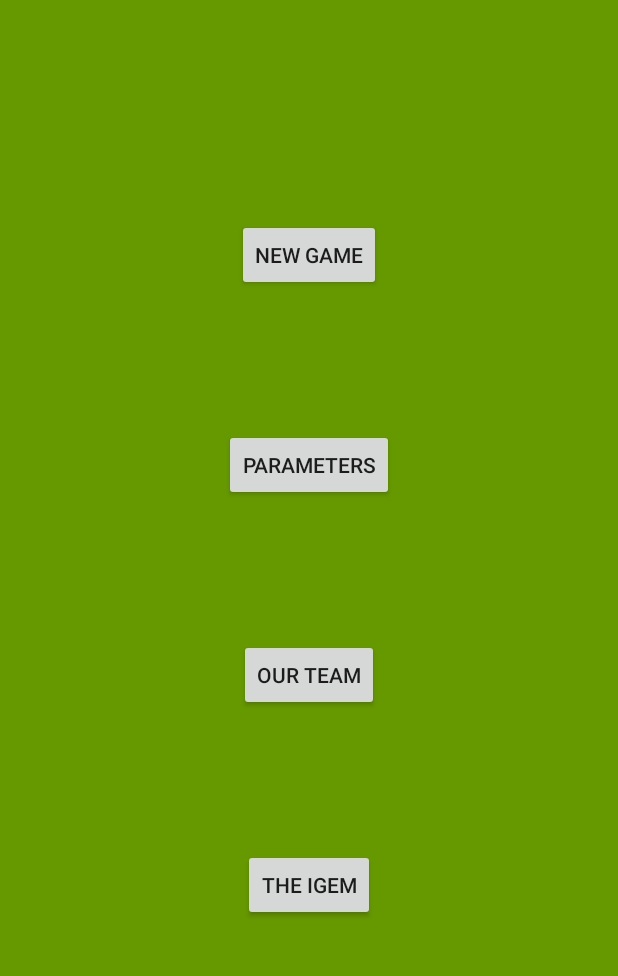
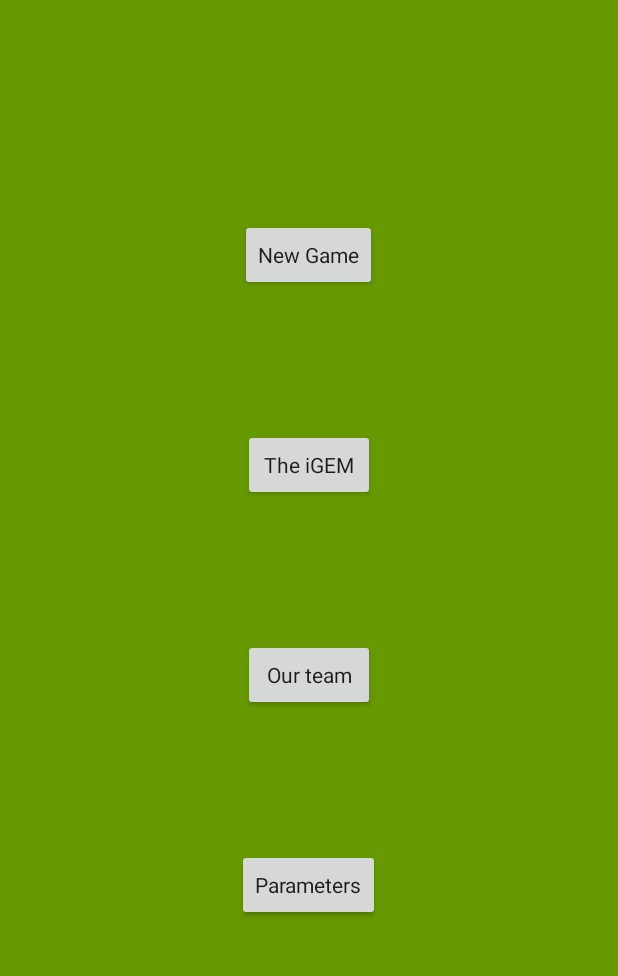
Before and after one commit to PLNech/BactMan-Adventures, an Android app: the screen it shows after launch (HomeActivity), on a phone screen of 412 x 824 dp, the part 222-1198 px from its top. Run offline under Robolectric (Android 15) with nearby library versions, the light colour scheme and no system bars; our stand-ins replace ButterKnife; 1 statement that could not run was skipped.

Commit message:
Layout: Theme used correctly

```diff
--- a/app/src/main/res/layout/activity_home.xml
+++ b/app/src/main/res/layout/activity_home.xml
@@ -1,29 +1,30 @@
-<LinearLayout xmlns:android="http://schemas.android.com/apk/res/android"
-              xmlns:tools="http://schemas.android.com/tools" android:layout_width="match_parent"
-              android:layout_height="match_parent" android:paddingLeft="@dimen/activity_horizontal_margin"
+<LinearLayout xmlns:android="http://schemas.android.com/apk/res/android" xmlns:tools="http://schemas.android.com/tools"
+              android:layout_width="match_parent" android:layout_height="match_parent"
+              android:paddingLeft="@dimen/activity_horizontal_margin"
               android:paddingRight="@dimen/activity_horizontal_margin"
               android:paddingTop="@dimen/activity_vertical_margin"
-              android:paddingBottom="@dimen/activity_vertical_margin" tools:context=".HomeActivity"
+              android:paddingBottom="@dimen/activity_vertical_margin"
               android:orientation="vertical"
               android:background="@android:color/holo_green_dark"
               android:layout_alignParentTop="true"
               android:layout_alignParentLeft="true"
               android:layout_alignParentStart="true"
+              tools:context=".HomeActivity"
               android:weightSum="100">
     <RelativeLayout android:layout_width="match_parent"
-                  android:layout_height="0dp"
-                  android:layout_weight="24">
+                    android:layout_height="0dp"
+                    android:layout_weight="24">
 
-        <TextView android:text="@string/app_name" android:layout_width="wrap_content"
-                  android:layout_height="wrap_content"
+        <TextView android:layout_height="wrap_content" android:layout_width="wrap_content"
+                  android:text="@string/app_name"
                   android:id="@+id/home_title"
                   android:layout_alignParentTop="true"
                   android:layout_marginTop="20dp"
                   android:layout_centerHorizontal="true"
                   android:textSize="25sp"/>
 
-        <TextView android:text="@string/app_subtitle" android:layout_width="wrap_content"
-                  android:layout_height="wrap_content"
+        <TextView android:layout_width="wrap_content" android:layout_height="wrap_content"
+                  android:text="@string/app_subtitle"
                   android:id="@+id/home_subtitle"
                   android:textStyle="italic"
                   android:textSize="15sp"
@@ -31,50 +32,28 @@
                   android:layout_below="@+id/home_title"/>
 
     </RelativeLayout>
-    <RelativeLayout android:layout_width="match_parent"
-                    android:layout_height="0dp"
-                    android:layout_weight="19">
-        <Button
-                android:layout_width="wrap_content"
-                android:layout_height="wrap_content"
-                android:layout_gravity="center_horizontal"
+    <RelativeLayout style="@style/AppTheme.ButtonContainer">
+        <Button style="@style/AppTheme.Button"
                 android:text="@string/label_home_new_game"
-                android:id="@+id/button_home_new_game"
-                android:theme="@style/AppTheme.Button"
-                android:layout_centerInParent="true"/>
+                android:id="@+id/button_home_new_game"/>
     </RelativeLayout>
 
-    <RelativeLayout android:layout_width="match_parent"
-                    android:layout_height="0dp"
-                    android:layout_weight="19">
-        <Button android:layout_width="wrap_content"
-                android:layout_height="wrap_content"
-                android:text="@string/label_home_parameters"
-                android:id="@+id/button_home_parameters"
-                android:theme="@style/AppTheme.Button"
-                android:layout_centerInParent="true"/>
+    <RelativeLayout style="@style/AppTheme.ButtonContainer">
+        <Button style="@style/AppTheme.Button"
+                android:text="@string/label_home_iGEM"
+                android:id="@+id/button_home_iGEM"/>
     </RelativeLayout>
 
-    <RelativeLayout android:layout_width="match_parent"
-                    android:layout_height="0dp"
-                    android:layout_weight="19">
-        <Button android:layout_width="wrap_content"
-                android:layout_height="wrap_content"
+    <RelativeLayout style="@style/AppTheme.ButtonContainer">
+        <Button style="@style/AppTheme.Button"
                 android:text="@string/label_home_team"
-                android:id="@+id/button_home_team"
-                android:theme="@style/AppTheme.Button"
-                android:layout_centerInParent="true"/>
+                android:id="@+id/button_home_team"/>
     </RelativeLayout>
 
-    <RelativeLayout android:layout_width="match_parent"
-                    android:layout_height="0dp"
-                    android:layout_weight="19">
-        <Button android:layout_width="wrap_content"
-                android:layout_height="wrap_content"
-                android:text="@string/label_home_igem"
-                android:id="@+id/button_home_igem"
-                android:theme="@style/AppTheme.Button"
-                android:layout_centerInParent="true"/>
+    <RelativeLayout style="@style/AppTheme.ButtonContainer">
+        <Button style="@style/AppTheme.Button"
+                android:text="@string/label_home_parameters"
+                android:id="@+id/button_home_parameters"/>
     </RelativeLayout>
 
 
--- a/app/src/main/res/values/strings.xml
+++ b/app/src/main/res/values/strings.xml
@@ -6,5 +6,5 @@
     <string name="label_home_new_game">New Game</string>
     <string name="label_home_parameters">Parameters</string>
     <string name="label_home_team">Our team</string>
-    <string name="label_home_igem">The iGEM</string>
+    <string name="label_home_iGEM">The iGEM</string>
 </resources>
--- a/app/src/main/res/values/styles.xml
+++ b/app/src/main/res/values/styles.xml
@@ -1,13 +1,21 @@
-<resources>
+<resources xmlns:android="http://schemas.android.com/apk/res/android">
 
-    <!-- Base application theme. -->
     <style name="AppTheme" parent="Theme.AppCompat.Light.DarkActionBar">
-        <!-- Customize your theme here. -->
     </style>
 
     <style name="AppTheme.Button">
         <item name="android:shadowColor">@color/lightGreen</item>
         <item name="android:textColorHighlight">@color/lightGreen</item>
+        <item name="android:layout_width">wrap_content</item>
+        <item name="android:layout_height">wrap_content</item>
+        <item name="android:layout_gravity">center_horizontal</item>
+        <item name="android:layout_centerInParent">true</item>
+    </style>
+
+    <style name="AppTheme.ButtonContainer">
+        <item name="android:layout_width">match_parent</item>
+        <item name="android:layout_height">0dp</item>
+        <item name="android:layout_weight">19</item>
     </style>
 
 </resources>
```
Also changed, not shown: 1 other file.
